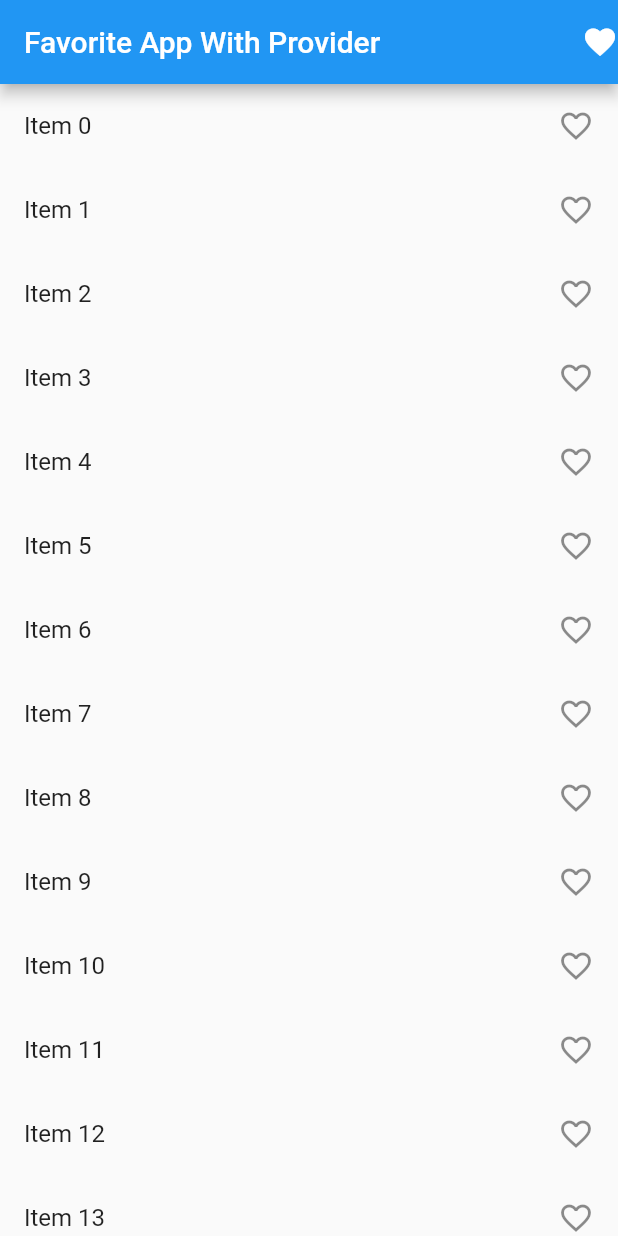
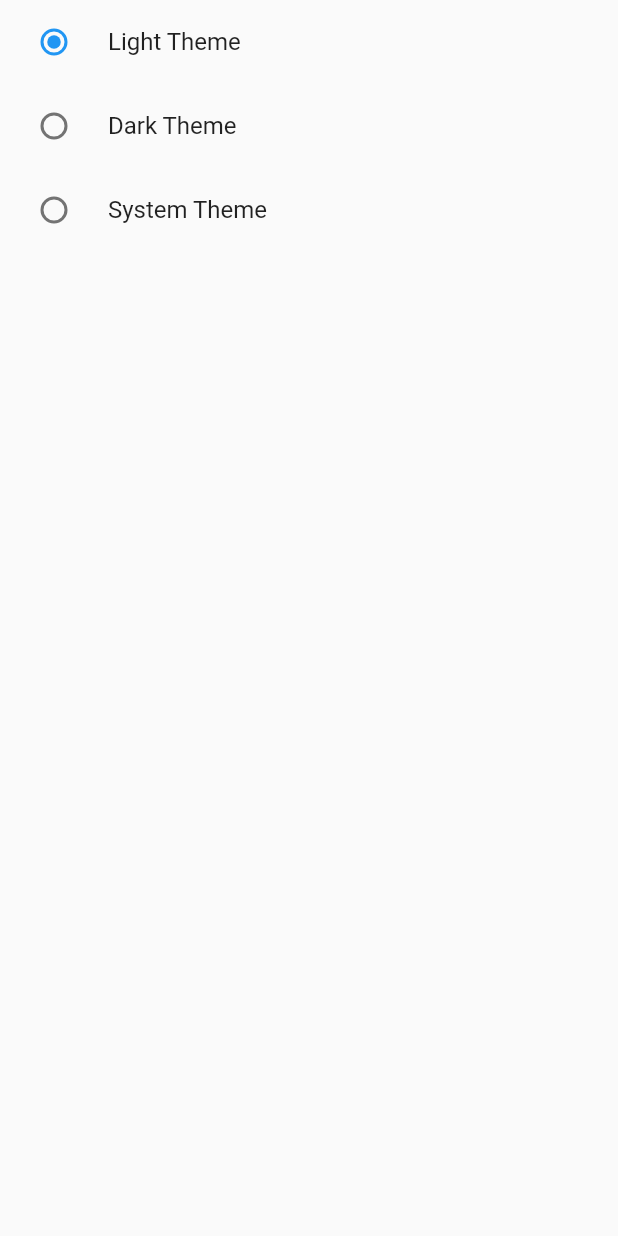
Before and after one commit to AbsarDotDev/ProvideFlutterApp, a Flutter app: the screen it shows after launch, on a phone screen of 412 x 824 dp. Run offline on Flutter 3.47's test engine with Material 2 defaults, Android fonts, the phone set to English and light mode, and no system bars.

Commit message:
Theme Changer with Provider Management Implemented

```diff
--- a/lib/main.dart
+++ b/lib/main.dart
@@ -1,7 +1,9 @@
 import 'package:flutter/material.dart';
 import 'package:provider/provider.dart';
+import 'package:provider_app/providers/ThemeChange/theme_changer_provider.dart';
 import 'package:provider_app/screens/allitems.dart';
 import 'package:provider_app/providers/favorite_app/favorite_notifer.dart';
+import 'package:provider_app/screens/dark_theme.dart';
 
 void main() {
   runApp(const MyApp());
@@ -14,15 +16,39 @@ class MyApp extends StatelessWidget {
   @override
   Widget build(BuildContext context) {
     return MultiProvider(
-      providers: [ChangeNotifierProvider(create: (_) => FavortieItemNotifer())],
-      child: MaterialApp(
+      providers: [
+        ChangeNotifierProvider(create: (_) => FavortieItemNotifer()),
+        ChangeNotifierProvider(create: (_) => ThemeChanger())
+      ],
+      child: Builder(builder: (context) {
+        final themeChanger = Provider.of<ThemeChanger>(context);
+        return MaterialApp(
           debugShowCheckedModeBanner: false,
+          themeMode: themeChanger.themeMode,
           title: 'Flutter Demo',
           theme: ThemeData(
             primarySwatch: Colors.blue,
           ),
-        home: AllItems(),
+          darkTheme: ThemeData(
+            brightness: Brightness.dark,
+            primaryColor: Colors.black,
+            scaffoldBackgroundColor: Colors.grey[900],
+            textTheme: TextTheme(
+              headline1: const TextStyle(
+                  fontSize: 72.0,
+                  fontWeight: FontWeight.bold,
+                  color: Colors.white),
+              headline2: const TextStyle(
+                  fontSize: 36.0,
+                  fontWeight: FontWeight.bold,
+                  color: Colors.white),
+              bodyText1: const TextStyle(fontSize: 14.0, color: Colors.white),
+              bodyText2: TextStyle(fontSize: 14.0, color: Colors.grey[300]),
             ),
+          ),
+          home: DarkThemeScreen(),
+        );
+      }),
     );
   }
 }
--- /dev/null
+++ b/lib/providers/ThemeChange/theme_changer_provider.dart
@@ -0,0 +1,11 @@
+import 'package:flutter/cupertino.dart';
+import 'package:flutter/material.dart';
+
+class ThemeChanger with ChangeNotifier {
+  var _themeMode = ThemeMode.light;
+  ThemeMode get themeMode => _themeMode;
+  void setTheme(themeM) {
+    _themeMode = themeM;
+    notifyListeners();
+  }
+}
--- a/lib/screens/allitems.dart
+++ b/lib/screens/allitems.dart
@@ -1,8 +1,4 @@
-import 'dart:html';
-
 import 'package:flutter/material.dart';
-import 'package:flutter/src/widgets/container.dart';
-import 'package:flutter/src/widgets/framework.dart';
 import 'package:provider/provider.dart';
 import 'package:provider_app/screens/allfavorites.dart';
 import 'package:provider_app/providers/favorite_app/favorite_notifer.dart';
--- /dev/null
+++ b/lib/screens/dark_theme.dart
@@ -0,0 +1,45 @@
+import 'package:flutter/material.dart';
+
+import 'package:provider/provider.dart';
+import 'package:provider_app/providers/ThemeChange/theme_changer_provider.dart';
+
+class DarkThemeScreen extends StatefulWidget {
+  const DarkThemeScreen({super.key});
+
+  @override
+  State<DarkThemeScreen> createState() => _DarkThemeScreenState();
+}
+
+class _DarkThemeScreenState extends State<DarkThemeScreen> {
+  @override
+  Widget build(BuildContext context) {
+    print("object");
+    return SafeArea(
+      child: Scaffold(
+        body: Consumer<ThemeChanger>(
+          builder: (context, value, child) {
+            return Column(
+              children: [
+                RadioListTile<ThemeMode>(
+                    title: Text("Light Theme"),
+                    value: ThemeMode.light,
+                    groupValue: value.themeMode,
+                    onChanged: value.setTheme),
+                RadioListTile<ThemeMode>(
+                    title: Text("Dark Theme"),
+                    value: ThemeMode.dark,
+                    groupValue: value.themeMode,
+                    onChanged: value.setTheme),
+                RadioListTile<ThemeMode>(
+                    title: Text("System Theme"),
+                    value: ThemeMode.system,
+                    groupValue: value.themeMode,
+                    onChanged: value.setTheme),
+              ],
+            );
+          },
+        ),
+      ),
+    );
+  }
+}
```
Lines whose indentation alone changed are shown as unchanged.
